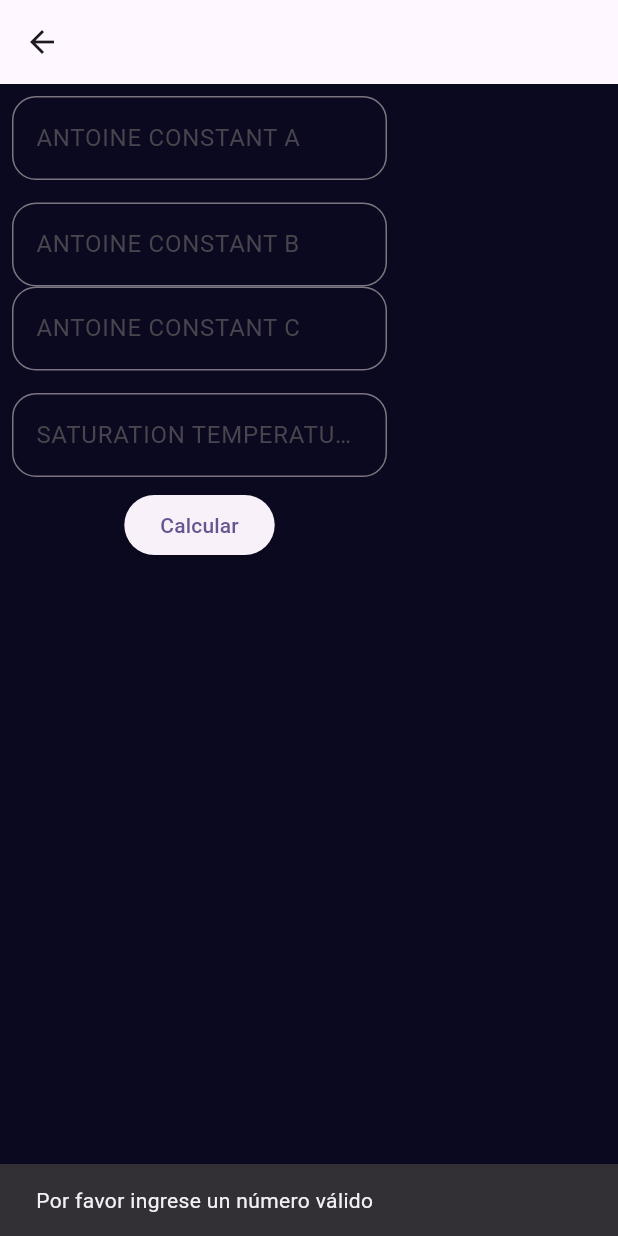
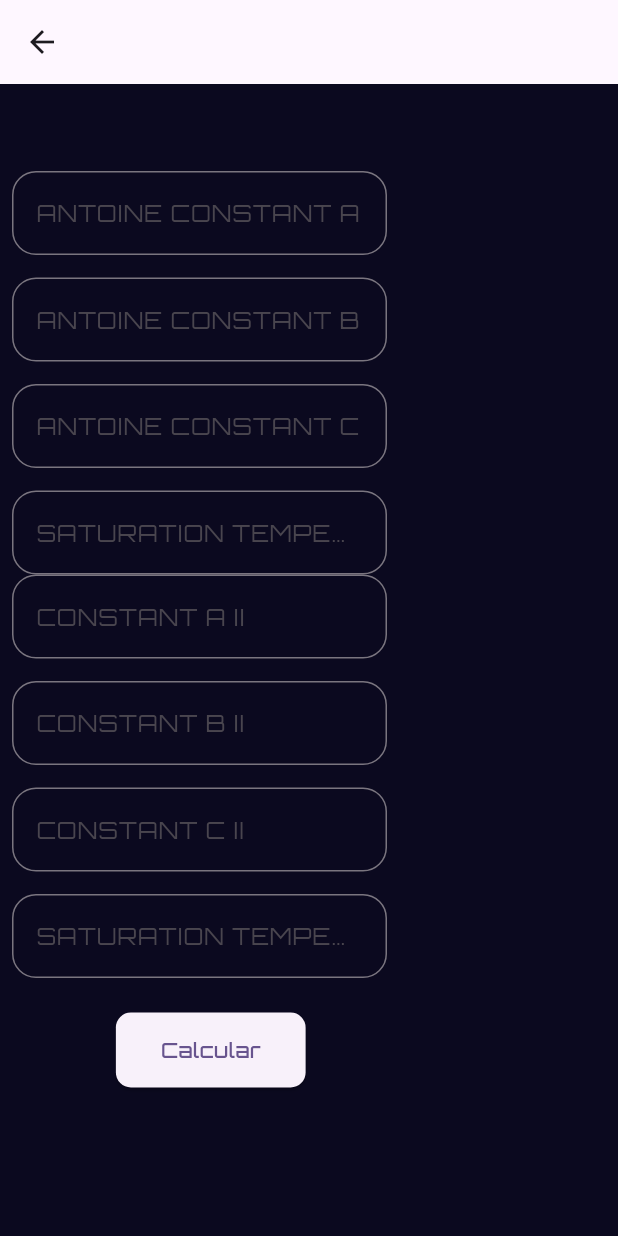
Before and after one commit to DanielSA2004/BinaryMixx, a Flutter app: the MymainApp screen opened directly, after a tap on "Calcular", on a phone screen of 412 x 824 dp. Run offline on Flutter 3.47's test engine with Material 3 defaults, Android fonts, the phone set to English and light mode, and no system bars; our stand-ins replace google_fonts.

Commit message:
Textfields added

```diff
--- a/lib/Start/appmain.dart
+++ b/lib/Start/appmain.dart
@@ -1,5 +1,6 @@
 import 'package:flutter/material.dart';
 import 'package:google_fonts/google_fonts.dart';
+import 'dart:math';
 
 class MymainApp extends StatefulWidget {
   const MymainApp({super.key, required this.title});
@@ -15,6 +16,10 @@ class _MymainAppState extends State<MymainApp> {
   final TextEditingController _controllerB = TextEditingController();
   final TextEditingController _controllerC = TextEditingController();
   final TextEditingController _controllerT = TextEditingController();
+  final TextEditingController _controllerAI = TextEditingController();
+  final TextEditingController _controllerBI = TextEditingController();
+  final TextEditingController _controllerCI = TextEditingController();
+  final TextEditingController _controllerTI = TextEditingController();
 
   double? resultado; // Variable para almacenar el resultado del cálculo
 
@@ -25,7 +30,7 @@ class _MymainAppState extends State<MymainApp> {
       body: Align(
         alignment: Alignment.centerLeft,
         child: Column(
-          children: [
+          children: [SizedBox(height: 50),
             Padding(
               padding: const EdgeInsets.all(8.0),
               child: Wrap(
@@ -34,6 +39,7 @@ class _MymainAppState extends State<MymainApp> {
                 style: GoogleFonts.orbitron(textStyle: TextStyle(color: const Color.fromARGB(255, 251, 251, 251))),
                 keyboardType: TextInputType.number, // Solo permite números
                 decoration: InputDecoration(
+                  labelStyle: GoogleFonts.orbitron(),
                   labelText: 'ANTOINE CONSTANT A',
                   border: OutlineInputBorder(borderRadius: BorderRadius.circular(16)),
                 ),
@@ -45,16 +51,19 @@ class _MymainAppState extends State<MymainApp> {
                 style: GoogleFonts.orbitron(textStyle: TextStyle(color: const Color.fromARGB(255, 251, 251, 251))),
                 keyboardType: TextInputType.number, // Solo permite números
                 decoration: InputDecoration(
+                  labelStyle: GoogleFonts.orbitron(),
                   labelText: 'ANTOINE CONSTANT B',
                   border: OutlineInputBorder(borderRadius: BorderRadius.circular(16)),
                 ),
               )
               ),
+              SizedBox(height: 15),
               SizedBox(width: 250, child: TextField(
                 controller: _controllerC, // Asocia el TextEditingController
                 style: GoogleFonts.orbitron(textStyle: TextStyle(color: const Color.fromARGB(255, 251, 251, 251))),
                 keyboardType: TextInputType.number, // Solo permite números
                 decoration: InputDecoration(
+                  labelStyle: GoogleFonts.orbitron(),
                   labelText: 'ANTOINE CONSTANT C',
                   border: OutlineInputBorder(borderRadius: BorderRadius.circular(16)),
                 ),
@@ -66,32 +75,98 @@ class _MymainAppState extends State<MymainApp> {
                 style: GoogleFonts.orbitron(textStyle: TextStyle(color: const Color.fromARGB(255, 251, 251, 251))),
                 keyboardType: TextInputType.number, // Solo permite números
                 decoration: InputDecoration(
+                  labelStyle: GoogleFonts.orbitron(),
                   labelText: 'SATURATION TEMPERATURE',
                   border: OutlineInputBorder(borderRadius: BorderRadius.circular(16)),
                 ),
               )
               )
               ],
+              ),
+              SizedBox(width: 15),
+              Column(children: [SizedBox(width: 250, child: TextField(
+                controller: _controllerAI, // Asocia el TextEditingController
+                style: GoogleFonts.orbitron(textStyle: TextStyle(color: const Color.fromARGB(255, 251, 251, 251))),
+                keyboardType: TextInputType.number, // Solo permite números
+                decoration: InputDecoration(
+                  labelStyle: GoogleFonts.orbitron(),
+                  labelText: 'CONSTANT A II',
+                  border: OutlineInputBorder(borderRadius: BorderRadius.circular(16)),
+                ),
               )
+              ),
+              SizedBox(height: 15),
+              SizedBox(width: 250, child: TextField(
+                controller: _controllerBI, // Asocia el TextEditingController
+                style: GoogleFonts.orbitron(textStyle: TextStyle(color: const Color.fromARGB(255, 251, 251, 251))),
+                keyboardType: TextInputType.number, // Solo permite números
+                decoration: InputDecoration(
+                  labelStyle: GoogleFonts.orbitron(),
+                  labelText: 'CONSTANT B II',
+                  border: OutlineInputBorder(borderRadius: BorderRadius.circular(16)),
+                ),
+              )
+              ),
+              SizedBox(height: 15),
+              SizedBox(width: 250, child: TextField(
+                controller: _controllerCI, // Asocia el TextEditingController
+                style: GoogleFonts.orbitron(textStyle: TextStyle(color: const Color.fromARGB(255, 251, 251, 251))),
+                keyboardType: TextInputType.number, // Solo permite números
+                decoration: InputDecoration(
+                  labelStyle: GoogleFonts.orbitron(),
+                  labelText: 'CONSTANT C II',
+                  border: OutlineInputBorder(borderRadius: BorderRadius.circular(16)),
+                ),
+              )
+              ),
+              SizedBox(height: 15),
+              SizedBox(width: 250, child: TextField(
+                controller: _controllerTI, // Asocia el TextEditingController
+                style: GoogleFonts.orbitron(textStyle: TextStyle(color: const Color.fromARGB(255, 251, 251, 251))),
+                keyboardType: TextInputType.number, // Solo permite números
+                decoration: InputDecoration(
+                  labelStyle: GoogleFonts.orbitron(),
+                  labelText: 'SATURATION TEMPERATURE II',
+                  border: OutlineInputBorder(borderRadius: BorderRadius.circular(16)),
+                ),
+              )
+              )
+              ],)
               ],
               ),
             ),
+            SizedBox(height: 15),
             ElevatedButton(
               onPressed: () {
                 // Convierte el texto a número (si es válido)
                 double? valorA = double.tryParse(_controllerA.text);
                 double? valorB = double.tryParse(_controllerB.text);
                 double? valorC = double.tryParse(_controllerA.text);
-                double? valorT = double.tryParse(_controllerB.text);
+                double? valorT = double.tryParse(_controllerT.text);
+                double? valorAI = double.tryParse(_controllerAI.text);
+                double? valorBI = double.tryParse(_controllerBI.text);
+                double? valorCI = double.tryParse(_controllerAI.text);
+                double? valorTI = double.tryParse(_controllerTI.text);
 
-                setState(() {
-                    // Muestra un mensaje si el valor no es un número válido
-                  ScaffoldMessenger.of(context).showSnackBar(
-                    SnackBar(content: Text("Por favor ingrese un número válido")),
-                  ); // Un cálculo de ejemplo
-                  });
+                if (valorA != null && valorB !=null && valorC != null && valorT != null && valorAI != null && valorBI !=null && valorCI != null && valorTI != null){
+                  setState(() {
+
+                  // ignore: unused_local_variable, non_constant_identifier_names
+                  double PsatI = exp(valorA - (valorB/(valorT+valorC)));
+                  // ignore: unused_local_variable, non_constant_identifier_names
+                  double PsatII = exp(valorAI - (valorBI/(valorTI+valorCI)));
+
+                  },);
+                }
+
+
+
                 },
-              child: Text("Calcular"),
+              style: ElevatedButton.styleFrom(
+                shape: RoundedRectangleBorder(borderRadius: BorderRadius.circular(10)),
+                padding: EdgeInsets.symmetric(vertical: 15, horizontal: 30)
+              ),
+              child: Text("Calcular", style: GoogleFonts.orbitron()),
             ),
             if (resultado != null)
               Text(
```
